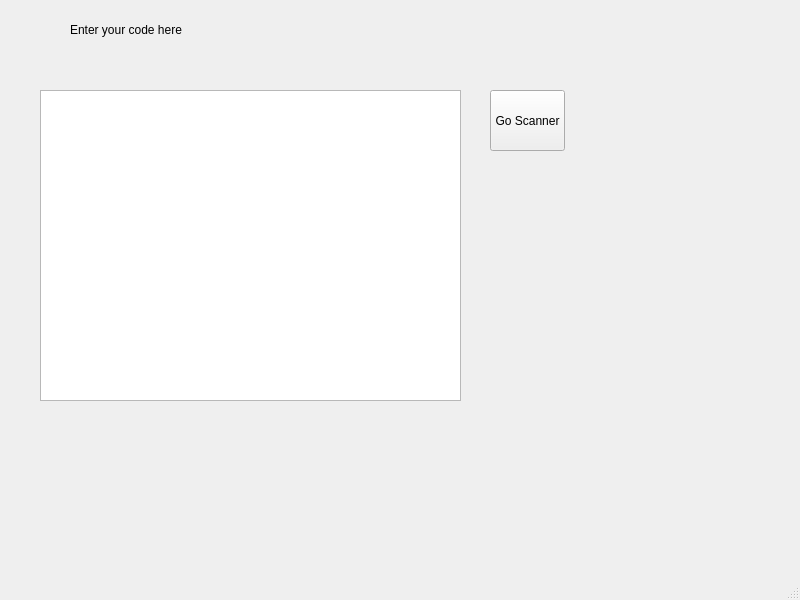
Above: main_window.ui from chelseaessam/Scanner before the change. Below: the same form after it.
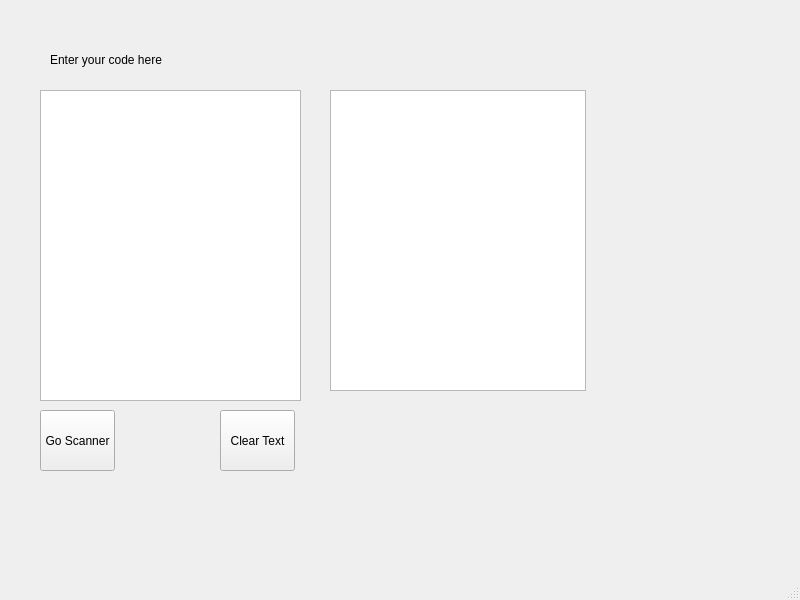
That is the form after the change.

The edit to the form file:
```diff
--- a/main_window.ui
+++ b/main_window.ui
@@ -19,7 +19,7 @@
      <rect>
       <x>40</x>
       <y>90</y>
-      <width>421</width>
+      <width>261</width>
       <height>311</height>
      </rect>
     </property>
@@ -27,8 +27,8 @@
    <widget class="QPushButton" name="pushbutton_2">
     <property name="geometry">
      <rect>
-      <x>490</x>
-      <y>90</y>
+      <x>40</x>
+      <y>410</y>
       <width>75</width>
       <height>61</height>
      </rect>
@@ -40,8 +40,8 @@
    <widget class="QLabel" name="label">
     <property name="geometry">
      <rect>
-      <x>70</x>
-      <y>20</y>
+      <x>50</x>
+      <y>50</y>
       <width>151</width>
       <height>20</height>
      </rect>
@@ -50,6 +50,29 @@
      <string>Enter your code here</string>
     </property>
    </widget>
+   <widget class="QPushButton" name="pushButton">
+    <property name="geometry">
+     <rect>
+      <x>220</x>
+      <y>410</y>
+      <width>75</width>
+      <height>61</height>
+     </rect>
+    </property>
+    <property name="text">
+     <string>Clear Text</string>
+    </property>
+   </widget>
+   <widget class="QTableWidget" name="tableWidget">
+    <property name="geometry">
+     <rect>
+      <x>330</x>
+      <y>90</y>
+      <width>256</width>
+      <height>301</height>
+     </rect>
+    </property>
+   </widget>
   </widget>
   <widget class="QMenuBar" name="menubar">
    <property name="geometry">
```
